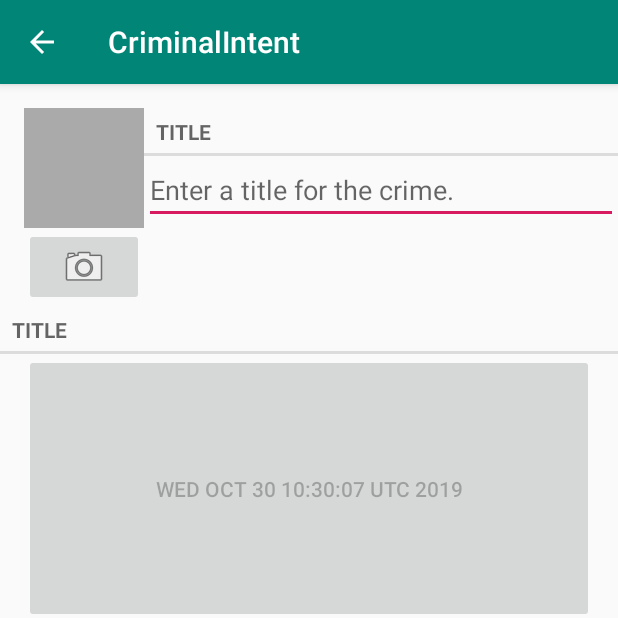
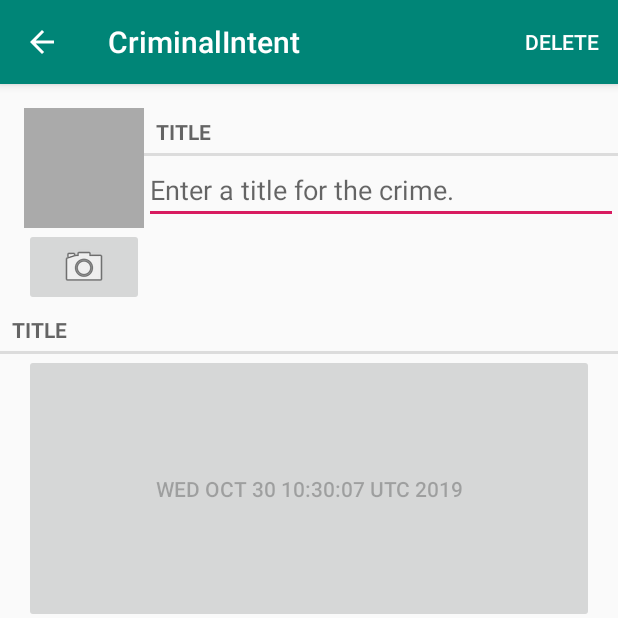
Before and after one commit to Lumpy196/The-Big-Nerd-Ranch-Guide, an Android app: the screen it shows after launch (CrimePagerActivity), after a tap on "New Crime", on a phone screen of 412 x 824 dp, the top half of it. Run offline under Robolectric (Android 15) with nearby library versions, the phone set to English and light mode, and no system bars.

Commit message:
add subtitle and dialog picture

```diff
--- a/app/src/main/java/com/practice/app/CrimeFragment.java
+++ b/app/src/main/java/com/practice/app/CrimeFragment.java
@@ -13,6 +13,9 @@ import android.text.Editable;
 import android.text.TextWatcher;
 import android.text.format.DateFormat;
 import android.view.LayoutInflater;
+import android.view.Menu;
+import android.view.MenuInflater;
+import android.view.MenuItem;
 import android.view.View;
 import android.view.ViewGroup;
 import android.widget.Button;
@@ -26,6 +29,7 @@ import android.widget.ImageView;
 import androidx.annotation.Nullable;
 import androidx.core.content.FileProvider;
 import androidx.fragment.app.Fragment;
+import androidx.fragment.app.FragmentManager;
 
 import java.io.File;
 import java.util.List;
@@ -38,6 +42,9 @@ public class CrimeFragment extends Fragment {
 
     private static final int REQUEST_CONTACT = 1;
     private static final int REQUEST_PHOTO = 2;
+    private static final int REQUEST_PHOTO_DIALOG = 666;
+
+    private static final String DIALOG_PICTURE = "DialogPicture";
 
     private Crime mCrime;
 
@@ -70,6 +77,8 @@ public class CrimeFragment extends Fragment {
         UUID crimeId = (UUID) getArguments().getSerializable(ARG_CRIME_ID);
         mCrime = CrimeLab.get(getActivity()).getCrime(crimeId);
         mPhotoFile = CrimeLab.get(getActivity()).getPhotoFile(mCrime);
+
+        setHasOptionsMenu(true);
     }
 
 
@@ -178,10 +187,38 @@ public class CrimeFragment extends Fragment {
 
 
         mPhotoView = v.findViewById(R.id.crime_photo);
+        mPhotoView.setOnClickListener(new View.OnClickListener() {
+            @Override
+            public void onClick(View v) {
+                FragmentManager manager = getFragmentManager();
+                PictureFragment dialog = PictureFragment.newInstance(mPhotoFile);
+                dialog.show(manager, DIALOG_PICTURE);
+            }
+        });
 
         updatePhotoView();
 
         return v;
+    }
+
+    @Override
+    public void onCreateOptionsMenu(Menu menu, MenuInflater inflater) {
+        super.onCreateOptionsMenu(menu, inflater);
+        inflater.inflate(R.menu.fragment_crime, menu);
+
+    }
+
+    @Override
+    public boolean onOptionsItemSelected(MenuItem item) {
+
+        switch (item.getItemId()) {
+            case R.id.crime_delete:
+                CrimeLab.get(getActivity()).deleteCrime(mCrime);
+                getActivity().finish();
+                return true;
+            default:
+                return super.onOptionsItemSelected(item);
+        }
     }
 
     private String getCrimeReport() {
--- a/app/src/main/java/com/practice/app/CrimeListFragment.java
+++ b/app/src/main/java/com/practice/app/CrimeListFragment.java
@@ -13,7 +13,7 @@ import android.view.ViewGroup;
 import android.widget.ImageView;
 import android.widget.TextView;
 
-import androidx.annotation.NonNull;
+import androidx.appcompat.app.AppCompatActivity;
 import androidx.fragment.app.Fragment;
 import androidx.recyclerview.widget.LinearLayoutManager;
 import androidx.recyclerview.widget.RecyclerView;
@@ -26,6 +26,9 @@ public class CrimeListFragment extends Fragment{
 
     private RecyclerView mCrimeRecyclerView;
     private CrimeAdapter mAdapter;
+
+    private Boolean mSubtitleVisible = true;
+
 
 
     @Override
@@ -58,6 +61,13 @@ public class CrimeListFragment extends Fragment{
     public void onCreateOptionsMenu(Menu menu, MenuInflater inflater) {
         super.onCreateOptionsMenu(menu, inflater);
         inflater.inflate(R.menu.fragment_crime_list, menu);
+
+        MenuItem subtitleItem = menu.findItem(R.id.show_subtitle);
+        if(mSubtitleVisible) {
+            subtitleItem.setTitle(R.string.hide_subtitle);
+        } else {
+            subtitleItem.setTitle(R.string.show_subtitle);
+        }
     }
 
     @Override
@@ -69,11 +79,28 @@ public class CrimeListFragment extends Fragment{
                 Intent intent = CrimePagerActivity.newIntent(getActivity(), crime.getmId());
                 startActivity(intent);
                 return true;
+            case R.id.show_subtitle:
+                mSubtitleVisible = !mSubtitleVisible;
+                getActivity().invalidateOptionsMenu();
+                updateSubtitle();
+                return true;
             default:
                 return super.onOptionsItemSelected(item);
         }
     }
 
+    private void updateSubtitle() {
+        CrimeLab crimeLab = CrimeLab.get(getActivity());
+        int crimeCount = crimeLab.getCrimes().size();
+        String subtitle = getString(R.string.subtitle_format, crimeCount);
+
+        if(!mSubtitleVisible) {
+            subtitle = null;
+        }
+
+        AppCompatActivity activity = (AppCompatActivity) getActivity();
+        activity.getSupportActionBar().setSubtitle(subtitle);
+    }
 
     private class CrimeHolder extends RecyclerView.ViewHolder
             implements View.OnClickListener {
@@ -145,6 +172,7 @@ public class CrimeListFragment extends Fragment{
             mAdapter.notifyDataSetChanged();
         }
 
+        updateSubtitle();
 
     }
 
--- /dev/null
+++ b/app/src/main/res/menu/fragment_crime.xml
@@ -0,0 +1,9 @@
+<?xml version="1.0" encoding="utf-8"?>
+<menu xmlns:android="http://schemas.android.com/apk/res/android"
+    xmlns:app="http://schemas.android.com/apk/res-auto">
+    <item
+        android:id="@+id/crime_delete"
+        android:title="@string/delete_crime"
+        app:showAsAction="ifRoom"/>
+
+</menu>
--- a/app/src/main/res/menu/fragment_crime_list.xml
+++ b/app/src/main/res/menu/fragment_crime_list.xml
@@ -7,4 +7,9 @@
         android:title="@string/new_crime"
         app:showAsAction="ifRoom|withText"/>
 
+    <item
+        android:id="@+id/show_subtitle"
+        android:title="@string/show_subtitle"
+        app:showAsAction="ifRoom"/>
+
 </menu>
--- a/app/src/main/res/values/strings.xml
+++ b/app/src/main/res/values/strings.xml
@@ -22,4 +22,6 @@
     <string name="show_subtitle">Show Subtitle</string>
     <string name="hide_subtitle">Hide Subtitle</string>
 
+    <string name="delete_crime">Delete</string>
+
 </resources>
```
Also changed, not shown: app/src/main/java/com/practice/app/CrimeLab.java (+7 -0 lines), app/src/main/java/com/practice/app/PictureFragment.java (added, +74 -0 lines), app/src/main/res/layout/fragment_dialog.xml (added, +13 -0 lines), app/src/main/res/values/styles.xml (+10 -0 lines).
